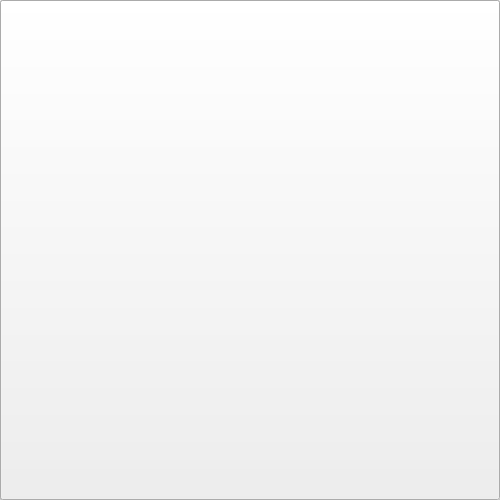
markusbuck/history-game, file startleveldialogue.ui: the form before one commit.
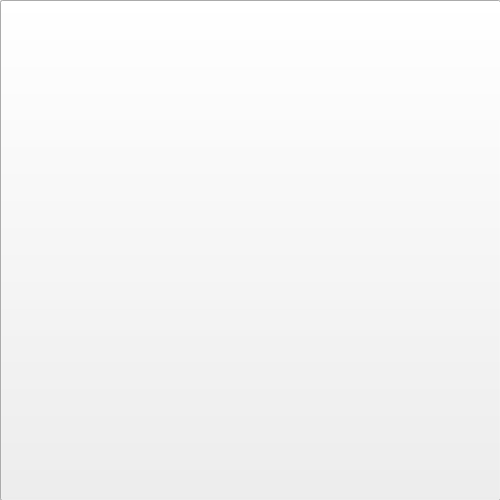
The form after the commit.

Commit message: level select added

The edit to the form file:
```diff
--- a/startleveldialogue.ui
+++ b/startleveldialogue.ui
@@ -19,7 +19,7 @@
      <x>0</x>
      <y>0</y>
      <width>500</width>
-     <height>250</height>
+     <height>171</height>
     </rect>
    </property>
    <property name="font">
@@ -37,9 +37,9 @@
    <property name="geometry">
     <rect>
      <x>0</x>
-     <y>250</y>
+     <y>170</y>
      <width>501</width>
-     <height>251</height>
+     <height>161</height>
     </rect>
    </property>
    <property name="font">
@@ -58,14 +58,31 @@
     <rect>
      <x>0</x>
      <y>0</y>
-     <width>500</width>
-     <height>500</height>
+     <width>501</width>
+     <height>501</height>
     </rect>
    </property>
    <property name="text">
     <string notr="true"/>
    </property>
   </widget>
+  <widget class="QPushButton" name="levelSelect">
+   <property name="geometry">
+    <rect>
+     <x>0</x>
+     <y>330</y>
+     <width>501</width>
+     <height>171</height>
+    </rect>
+   </property>
+   <property name="text">
+    <string>Levels</string>
+   </property>
+  </widget>
+  <zorder>levelSelect</zorder>
+  <zorder>startLevel</zorder>
+  <zorder>context</zorder>
+  <zorder>popUp</zorder>
  </widget>
  <resources/>
  <connections/>
```
Left out of the diff: 2 changed lines with no effect on the pictures. The commit also changes 15 other files.
